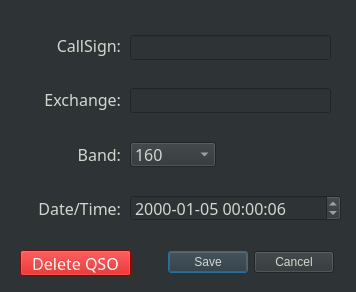
Qt form dialog.ui (mbridak/k1usnsst) before a commit.
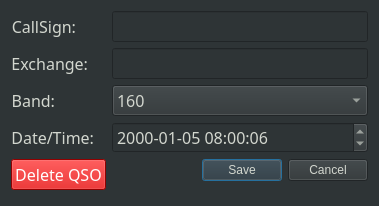
The same form after that commit.

Commit message: Interface now resizable.

Patch:
```diff
--- a/dialog.ui
+++ b/dialog.ui
@@ -6,8 +6,8 @@
    <rect>
     <x>0</x>
     <y>0</y>
-    <width>356</width>
-    <height>292</height>
+    <width>379</width>
+    <height>206</height>
    </rect>
   </property>
   <property name="font">
@@ -23,292 +23,224 @@
    <string notr="true">background-color: rgb(46, 52, 54);
 color: rgb(211, 215, 207);</string>
   </property>
-  <widget class="QDialogButtonBox" name="buttonBox">
-   <property name="geometry">
-    <rect>
-     <x>168</x>
-     <y>250</y>
-     <width>166</width>
-     <height>25</height>
-    </rect>
-   </property>
-   <property name="font">
-    <font>
-     <family>JetBrains Mono</family>
-     <pointsize>12</pointsize>
-     <weight>50</weight>
-     <bold>false</bold>
-    </font>
-   </property>
-   <property name="orientation">
-    <enum>Qt::Horizontal</enum>
-   </property>
-   <property name="standardButtons">
-    <set>QDialogButtonBox::Cancel|QDialogButtonBox::Save</set>
-   </property>
-   <property name="centerButtons">
-    <bool>false</bool>
-   </property>
-  </widget>
-  <widget class="QLineEdit" name="editCallsign">
-   <property name="geometry">
-    <rect>
-     <x>130</x>
-     <y>35</y>
-     <width>201</width>
-     <height>25</height>
-    </rect>
-   </property>
-   <property name="font">
-    <font>
-     <family>JetBrains Mono</family>
-     <pointsize>12</pointsize>
-     <weight>50</weight>
-     <bold>false</bold>
-    </font>
-   </property>
-   <property name="maxLength">
-    <number>14</number>
-   </property>
-  </widget>
-  <widget class="QLineEdit" name="editExchange">
-   <property name="geometry">
-    <rect>
-     <x>130</x>
-     <y>88</y>
-     <width>201</width>
-     <height>25</height>
-    </rect>
-   </property>
-   <property name="font">
-    <font>
-     <family>JetBrains Mono</family>
-     <pointsize>12</pointsize>
-     <weight>50</weight>
-     <bold>false</bold>
-    </font>
-   </property>
-   <property name="maxLength">
-    <number>15</number>
-   </property>
-  </widget>
-  <widget class="QDateTimeEdit" name="editDateTime">
-   <property name="geometry">
-    <rect>
-     <x>130</x>
-     <y>195</y>
-     <width>211</width>
-     <height>26</height>
-    </rect>
-   </property>
-   <property name="font">
-    <font>
-     <family>JetBrains Mono</family>
-     <pointsize>12</pointsize>
-     <weight>50</weight>
-     <bold>false</bold>
-    </font>
-   </property>
-   <property name="dateTime">
-    <datetime>
-     <hour>0</hour>
-     <minute>0</minute>
-     <second>6</second>
-     <year>2000</year>
-     <month>1</month>
-     <day>5</day>
-    </datetime>
-   </property>
-   <property name="currentSection">
-    <enum>QDateTimeEdit::YearSection</enum>
-   </property>
-   <property name="displayFormat">
-    <string>yyyy-MM-dd hh:mm:ss</string>
-   </property>
-   <property name="timeSpec">
-    <enum>Qt::UTC</enum>
-   </property>
-  </widget>
-  <widget class="QPushButton" name="deleteButton">
-   <property name="geometry">
-    <rect>
-     <x>20</x>
-     <y>250</y>
-     <width>111</width>
-     <height>26</height>
-    </rect>
-   </property>
-   <property name="font">
-    <font>
-     <family>JetBrains Mono</family>
-     <pointsize>12</pointsize>
-     <weight>50</weight>
-     <bold>false</bold>
-    </font>
-   </property>
-   <property name="styleSheet">
-    <string notr="true">background-color: rgb(204, 0, 0);
+  <layout class="QFormLayout" name="formLayout">
+   <item row="0" column="0">
+    <widget class="QLabel" name="label">
+     <property name="font">
+      <font>
+       <family>JetBrains Mono</family>
+       <pointsize>12</pointsize>
+       <bold>false</bold>
+      </font>
+     </property>
+     <property name="text">
+      <string>CallSign:</string>
+     </property>
+     <property name="alignment">
+      <set>Qt::AlignRight|Qt::AlignTrailing|Qt::AlignVCenter</set>
+     </property>
+    </widget>
+   </item>
+   <item row="0" column="1">
+    <widget class="QLineEdit" name="editCallsign">
+     <property name="font">
+      <font>
+       <family>JetBrains Mono</family>
+       <pointsize>12</pointsize>
+       <bold>false</bold>
+      </font>
+     </property>
+     <property name="maxLength">
+      <number>14</number>
+     </property>
+    </widget>
+   </item>
+   <item row="1" column="0">
+    <widget class="QLabel" name="label_2">
+     <property name="font">
+      <font>
+       <family>JetBrains Mono</family>
+       <pointsize>12</pointsize>
+       <bold>false</bold>
+      </font>
+     </property>
+     <property name="text">
+      <string>Exchange:</string>
+     </property>
+     <property name="alignment">
+      <set>Qt::AlignRight|Qt::AlignTrailing|Qt::AlignVCenter</set>
+     </property>
+    </widget>
+   </item>
+   <item row="1" column="1">
+    <widget class="QLineEdit" name="editExchange">
+     <property name="font">
+      <font>
+       <family>JetBrains Mono</family>
+       <pointsize>12</pointsize>
+       <bold>false</bold>
+      </font>
+     </property>
+     <property name="maxLength">
+      <number>15</number>
+     </property>
+    </widget>
+   </item>
+   <item row="2" column="0">
+    <widget class="QLabel" name="label_4">
+     <property name="font">
+      <font>
+       <family>JetBrains Mono</family>
+       <pointsize>12</pointsize>
+       <bold>false</bold>
+      </font>
+     </property>
+     <property name="text">
+      <string>Band:</string>
+     </property>
+     <property name="alignment">
+      <set>Qt::AlignRight|Qt::AlignTrailing|Qt::AlignVCenter</set>
+     </property>
+    </widget>
+   </item>
+   <item row="3" column="0">
+    <widget class="QLabel" name="label_6">
+     <property name="font">
+      <font>
+       <family>JetBrains Mono</family>
+       <pointsize>12</pointsize>
+       <bold>false</bold>
+      </font>
+     </property>
+     <property name="text">
+      <string>Date/Time:</string>
+     </property>
+     <property name="alignment">
+      <set>Qt::AlignRight|Qt::AlignTrailing|Qt::AlignVCenter</set>
+     </property>
+    </widget>
+   </item>
+   <item row="6" column="0">
+    <widget class="QPushButton" name="deleteButton">
+     <property name="font">
+      <font>
+       <family>JetBrains Mono</family>
+       <pointsize>12</pointsize>
+       <bold>false</bold>
+      </font>
+     </property>
+     <property name="styleSheet">
+      <string notr="true">background-color: rgb(204, 0, 0);
 color: rgb(255, 255, 255);</string>
-   </property>
-   <property name="text">
-    <string>Delete QSO</string>
-   </property>
-  </widget>
-  <widget class="QComboBox" name="editBand">
-   <property name="geometry">
-    <rect>
-     <x>130</x>
-     <y>142</y>
-     <width>86</width>
-     <height>25</height>
-    </rect>
-   </property>
-   <property name="font">
-    <font>
-     <family>JetBrains Mono</family>
-     <pointsize>12</pointsize>
-     <weight>50</weight>
-     <bold>false</bold>
-    </font>
-   </property>
-   <item>
-    <property name="text">
-     <string>160</string>
-    </property>
+     </property>
+     <property name="text">
+      <string>Delete QSO</string>
+     </property>
+    </widget>
    </item>
-   <item>
-    <property name="text">
-     <string>80</string>
-    </property>
+   <item row="6" column="1">
+    <widget class="QDialogButtonBox" name="buttonBox">
+     <property name="font">
+      <font>
+       <family>JetBrains Mono</family>
+       <pointsize>12</pointsize>
+       <bold>false</bold>
+      </font>
+     </property>
+     <property name="orientation">
+      <enum>Qt::Horizontal</enum>
+     </property>
+     <property name="standardButtons">
+      <set>QDialogButtonBox::Cancel|QDialogButtonBox::Save</set>
+     </property>
+     <property name="centerButtons">
+      <bool>false</bool>
+     </property>
+    </widget>
    </item>
-   <item>
-    <property name="text">
-     <string>60</string>
-    </property>
-   </item>
-   <item>
-    <property name="text">
-     <string>40</string>
-    </property>
-   </item>
-   <item>
-    <property name="text">
-     <string>20</string>
-    </property>
-   </item>
-   <item>
-    <property name="text">
-     <string>15</string>
-    </property>
-   </item>
-   <item>
-    <property name="text">
-     <string>10</string>
-    </property>
-   </item>
-   <item>
-    <property name="text">
-     <string>6</string>
-    </property>
-   </item>
-   <item>
-    <property name="text">
-     <string>2</string>
-    </property>
-   </item>
-  </widget>
-  <widget class="QWidget" name="layoutWidget">
-   <property name="geometry">
-    <rect>
-     <x>10</x>
-     <y>21</y>
-     <width>111</width>
-     <height>211</height>
-    </rect>
-   </property>
-   <property name="font">
-    <font>
-     <family>JetBrains Mono</family>
-     <pointsize>11</pointsize>
-     <weight>75</weight>
-     <bold>true</bold>
-    </font>
-   </property>
-   <layout class="QVBoxLayout" name="verticalLayout_2">
-    <item>
-     <widget class="QLabel" name="label">
-      <property name="font">
-       <font>
-        <family>JetBrains Mono</family>
-        <pointsize>12</pointsize>
-        <weight>50</weight>
-        <bold>false</bold>
-       </font>
+   <item row="2" column="1">
+    <widget class="QComboBox" name="editBand">
+     <property name="font">
+      <font>
+       <family>JetBrains Mono</family>
+       <pointsize>12</pointsize>
+       <bold>false</bold>
+      </font>
+     </property>
+     <item>
+      <property name="text">
+       <string>160</string>
       </property>
+     </item>
+     <item>
       <property name="text">
-       <string>CallSign:</string>
+       <string>80</string>
       </property>
-      <property name="alignment">
-       <set>Qt::AlignRight|Qt::AlignTrailing|Qt::AlignVCenter</set>
+     </item>
+     <item>
+      <property name="text">
+       <string>60</string>
       </property>
-     </widget>
-    </item>
-    <item>
-     <widget class="QLabel" name="label_2">
-      <property name="font">
-       <font>
-        <family>JetBrains Mono</family>
-        <pointsize>12</pointsize>
-        <weight>50</weight>
-        <bold>false</bold>
-       </font>
+     </item>
+     <item>
+      <property name="text">
+       <string>40</string>
       </property>
       <property name="text">
-       <string>Exchange:</string>
+       <string>20</string>
       </property>
-      <property name="alignment">
-       <set>Qt::AlignRight|Qt::AlignTrailing|Qt::AlignVCenter</set>
+     </item>
+     <item>
+      <property name="text">
+       <string>15</string>
       </property>
-     </widget>
-    </item>
-    <item>
-     <widget class="QLabel" name="label_4">
-      <property name="font">
-       <font>
-        <family>JetBrains Mono</family>
-        <pointsize>12</pointsize>
-        <weight>50</weight>
-        <bold>false</bold>
-       </font>
+     </item>
+     <item>
+      <property name="text">
+       <string>10</string>
       </property>
       <property name="text">
-       <string>Band:</string>
+       <string>6</string>
       </property>
-      <property name="alignment">
-       <set>Qt::AlignRight|Qt::AlignTrailing|Qt::AlignVCenter</set>
-      </property>
-     </widget>
-    </item>
-    <item>
-     <widget class="QLabel" name="label_6">
-      <property name="font">
-       <font>
-        <family>JetBrains Mono</family>
-        <pointsize>12</pointsize>
-        <weight>50</weight>
-        <bold>false</bold>
-       </font>
-      </property>
+     </item>
+     <item>
       <property name="text">
-       <string>Date/Time:</string>
+       <string>2</string>
       </property>
-      <property name="alignment">
-       <set>Qt::AlignRight|Qt::AlignTrailing|Qt::AlignVCenter</set>
-      </property>
-     </widget>
-    </item>
-   </layout>
-  </widget>
+     </item>
+    </widget>
+   </item>
+   <item row="3" column="1">
+    <widget class="QDateTimeEdit" name="editDateTime">
+     <property name="font">
+      <font>
+       <family>JetBrains Mono</family>
+       <pointsize>12</pointsize>
+       <bold>false</bold>
+      </font>
+     </property>
+     <property name="dateTime">
+      <datetime>
+       <hour>8</hour>
+       <minute>0</minute>
+       <second>6</second>
+       <year>2000</year>
+       <month>1</month>
+       <day>5</day>
+      </datetime>
+     </property>
+     <property name="currentSection">
+      <enum>QDateTimeEdit::YearSection</enum>
+     </property>
+     <property name="displayFormat">
+      <string>yyyy-MM-dd hh:mm:ss</string>
+     </property>
+     <property name="timeSpec">
+      <enum>Qt::UTC</enum>
+     </property>
+    </widget>
+   </item>
+  </layout>
  </widget>
  <resources/>
  <connections>
```
Left out of the diff: 4 changed lines with no effect on the pictures. The commit also changes 3 other files.
